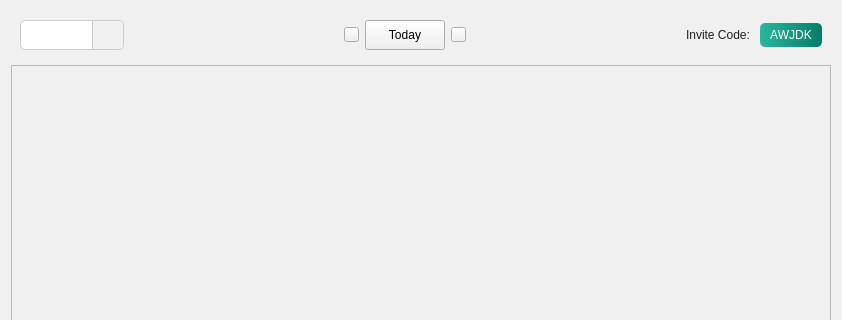
Qt form ui/attendance.ui (fizzycoding/Attendance-Management-System--College) before a commit; both pictures show x 0 to 842 and y 0 to 320 of the 842 by 556 pixel window.
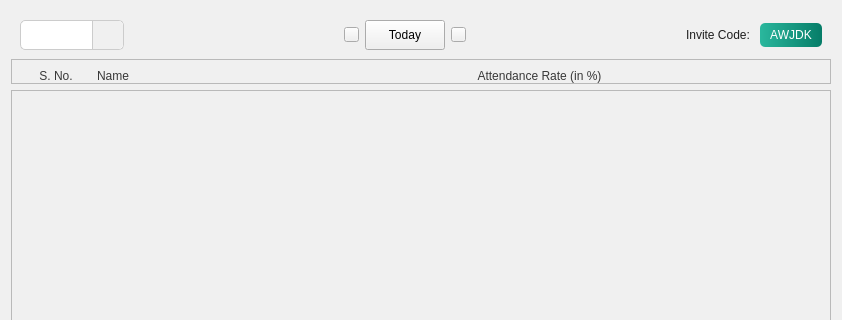
The same form after that commit. Icons and pictures are not drawn.

The edit to the form file:
```diff
--- a/ui/attendance.ui
+++ b/ui/attendance.ui
@@ -23,6 +23,9 @@
    <string notr="true">background-color: rgb(240, 240, 240);</string>
   </property>
   <layout class="QVBoxLayout" name="verticalLayout">
+   <property name="spacing">
+    <number>0</number>
+   </property>
    <item>
     <widget class="QWidget" name="widget" native="true">
      <property name="sizePolicy">
@@ -316,23 +319,143 @@
         <number>0</number>
        </property>
        <item>
-        <widget class="QScrollArea" name="students_list_container">
+        <widget class="QFrame" name="frame">
+         <property name="sizePolicy">
+          <sizepolicy hsizetype="Preferred" vsizetype="Minimum">
+           <horstretch>0</horstretch>
+           <verstretch>0</verstretch>
+          </sizepolicy>
+         </property>
+         <property name="styleSheet">
+          <string notr="true">QLabel{
+	color: #383838;
+	font: 600 9pt &quot;Segoe UI&quot;;
+}
+</string>
+         </property>
+         <property name="frameShape">
+          <enum>QFrame::Shape::StyledPanel</enum>
+         </property>
+         <property name="frameShadow">
+          <enum>QFrame::Shadow::Raised</enum>
+         </property>
+         <layout class="QHBoxLayout" name="horizontalLayout">
+          <property name="topMargin">
+           <number>9</number>
+          </property>
+          <property name="bottomMargin">
+           <number>0</number>
+          </property>
+          <item>
+           <widget class="QLabel" name="label_3">
+            <property name="sizePolicy">
+             <sizepolicy hsizetype="Fixed" vsizetype="Fixed">
+              <horstretch>0</horstretch>
+              <verstretch>0</verstretch>
+             </sizepolicy>
+            </property>
+            <property name="minimumSize">
+             <size>
+              <width>70</width>
+              <height>0</height>
+             </size>
+            </property>
+            <property name="styleSheet">
+             <string notr="true">
+</string>
+            </property>
+            <property name="text">
+             <string>S. No.</string>
+            </property>
+            <property name="alignment">
+             <set>Qt::AlignmentFlag::AlignCenter</set>
+            </property>
+           </widget>
+          </item>
+          <item>
+           <widget class="QLabel" name="label_4">
+            <property name="text">
+             <string>Name</string>
+            </property>
+           </widget>
+          </item>
+          <item>
+           <widget class="QLabel" name="label_5">
+            <property name="sizePolicy">
+             <sizepolicy hsizetype="Preferred" vsizetype="Preferred">
+              <horstretch>0</horstretch>
+              <verstretch>0</verstretch>
+             </sizepolicy>
+            </property>
+            <property name="maximumSize">
+             <size>
+              <width>400</width>
+              <height>400</height>
+             </size>
+            </property>
+            <property name="text">
+             <string>Attendance Rate (in %)</string>
+            </property>
+            <property name="alignment">
+             <set>Qt::AlignmentFlag::AlignCenter</set>
+            </property>
+           </widget>
+          </item>
+          <item>
+           <widget class="QLabel" name="label_6">
+            <property name="sizePolicy">
+             <sizepolicy hsizetype="Fixed" vsizetype="Preferred">
+              <horstretch>0</horstretch>
+              <verstretch>0</verstretch>
+             </sizepolicy>
+            </property>
+            <property name="minimumSize">
+             <size>
+              <width>130</width>
+              <height>0</height>
+             </size>
+            </property>
+            <property name="maximumSize">
+             <size>
+              <width>130</width>
+              <height>16777215</height>
+             </size>
+            </property>
+            <property name="text">
+             <string/>
+            </property>
+           </widget>
+          </item>
+         </layout>
+        </widget>
+       </item>
+       <item>
+        <widget class="QScrollArea" name="scrollArea">
          <property name="widgetResizable">
           <bool>true</bool>
          </property>
-         <property name="alignment">
-          <set>Qt::AlignmentFlag::AlignLeading|Qt::AlignmentFlag::AlignLeft|Qt::AlignmentFlag::AlignTop</set>
-         </property>
-         <widget class="QWidget" name="scrollAreaWidgetContents_3">
+         <widget class="QWidget" name="widget_3">
           <property name="geometry">
            <rect>
             <x>0</x>
             <y>0</y>
             <width>820</width>
-            <height>477</height>
+            <height>448</height>
            </rect>
           </property>
-          <layout class="QVBoxLayout" name="classesLayout">
+          <layout class="QVBoxLayout" name="studentsLayout" stretch="0">
+           <property name="leftMargin">
+            <number>9</number>
+           </property>
+           <property name="topMargin">
+            <number>4</number>
+           </property>
+           <property name="rightMargin">
+            <number>9</number>
+           </property>
+           <property name="bottomMargin">
+            <number>9</number>
+           </property>
            <item>
             <spacer name="verticalSpacer">
              <property name="orientation">
@@ -341,7 +464,7 @@
              <property name="sizeHint" stdset="0">
               <size>
                <width>20</width>
-               <height>40</height>
+               <height>418</height>
               </size>
              </property>
             </spacer>
```
